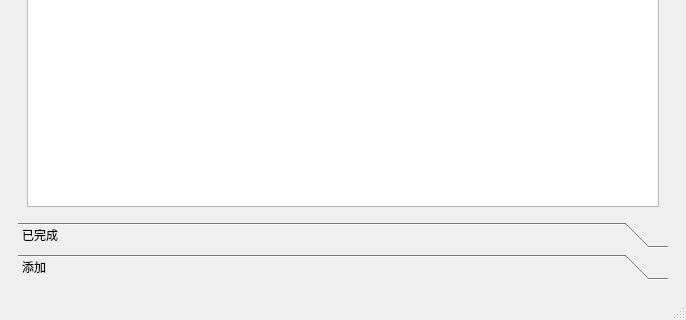
Before: the Qt Designer form planner_teamwork/mainwindow.ui in xifeng0126/Planner_teamwork, drawn with Qt 5; both pictures show x 0 to 686 and y 255 to 575 of the 686 by 575 pixel window.
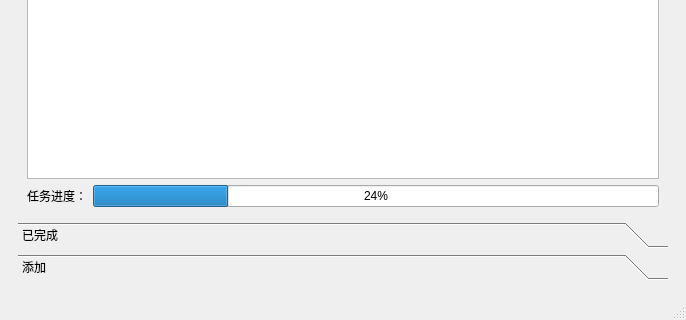
After: the same form once the commit is applied. The open tabs and pages were chosen to show the change. Custom widgets are drawn as their Qt base class.

```diff
--- a/planner_teamwork/mainwindow.ui
+++ b/planner_teamwork/mainwindow.ui
@@ -104,17 +104,31 @@
               <rect>
                <x>0</x>
                <y>0</y>
-               <width>597</width>
-               <height>396</height>
+               <width>648</width>
+               <height>388</height>
               </rect>
              </property>
              <attribute name="label">
               <string>计划</string>
              </attribute>
              <layout class="QGridLayout" name="gridLayout_3">
-              <item row="0" column="0">
+              <item row="0" column="0" colspan="2">
                <widget class="table" name="tableView"/>
               </item>
+              <item row="1" column="0">
+               <widget class="QLabel" name="label_8">
+                <property name="text">
+                 <string>任务进度：</string>
+                </property>
+               </widget>
+              </item>
+              <item row="1" column="1">
+               <widget class="QProgressBar" name="progressBar">
+                <property name="value">
+                 <number>24</number>
+                </property>
+               </widget>
+              </item>
              </layout>
             </widget>
             <widget class="QWidget" name="page">
```
Left out of the diff: 14 changed lines with no effect on the pictures.
